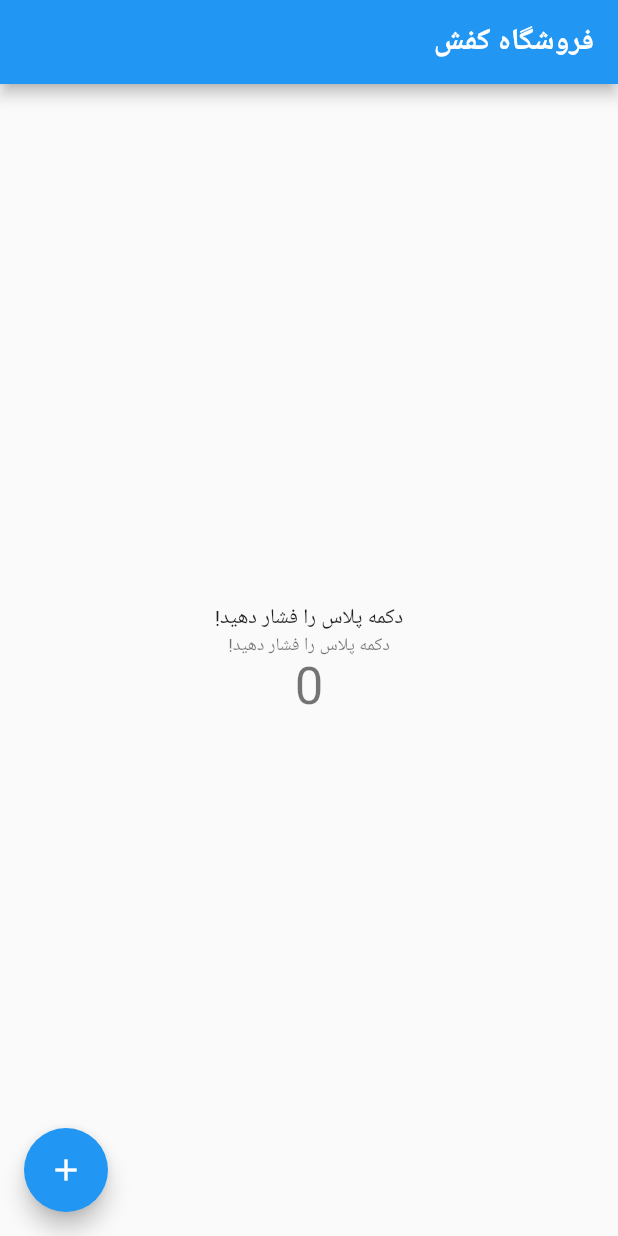
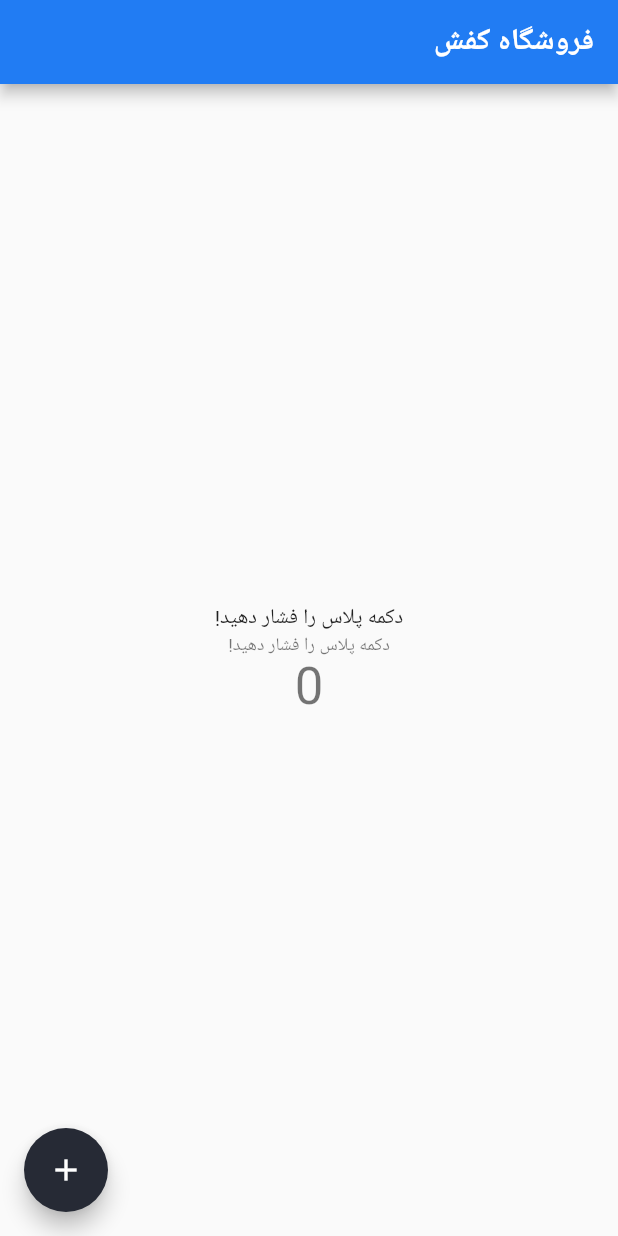
Before and after one commit to momenzadh/momenzadhpeojectlink, a Flutter app: the screen it shows after launch, on a phone screen of 412 x 824 dp. Run offline on Flutter 3.47's test engine with Material 2 defaults, Android fonts, the phone set to English and light mode, and no system bars; Roboto replaces fonts that are missing (badr).

Commit message:
the next commit

```diff
--- a/lib/main.dart
+++ b/lib/main.dart
@@ -19,6 +19,11 @@ class MyApp extends StatelessWidget {
           bodyText2:defaultTextStyle,
           caption: defaultTextStyle,
           headline6: defaultTextStyle.copyWith(fontWeight: FontWeight.bold)),
+        colorScheme: const ColorScheme.light(
+          primary: LightThemeColors.primaryColor,
+          secondary: LightThemeColors.secondaryColor,
+          onSecondary: Colors.white,
+        ),
 
       ),
       home: const Directionality(textDirection: TextDirection.rtl,
```
